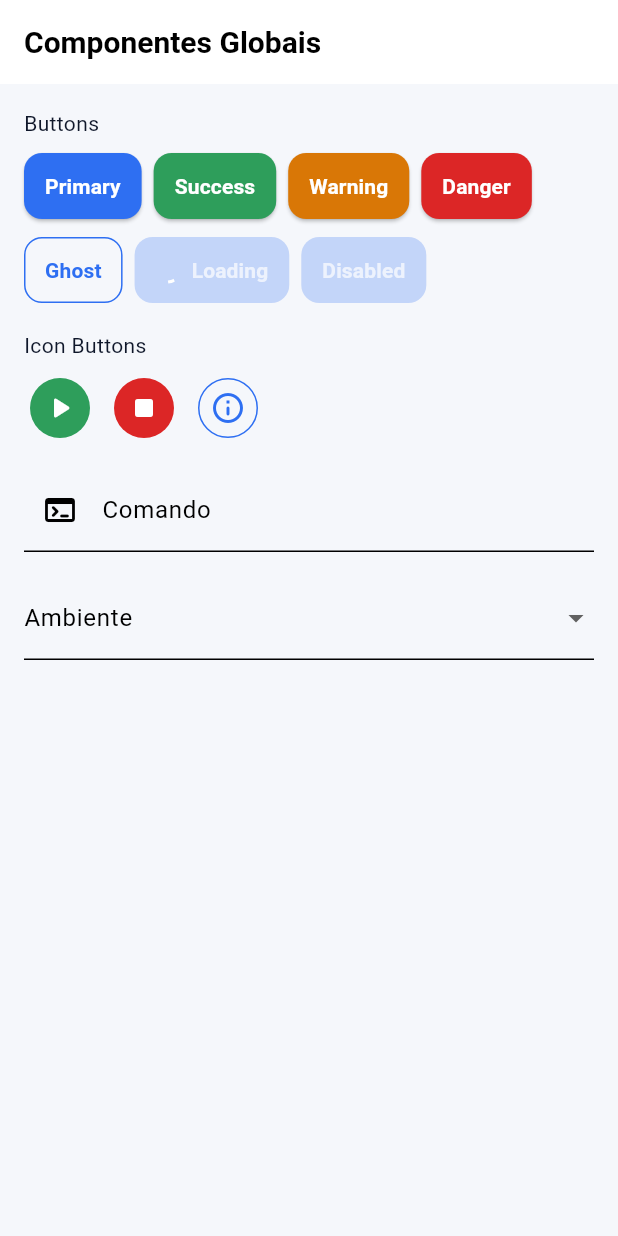
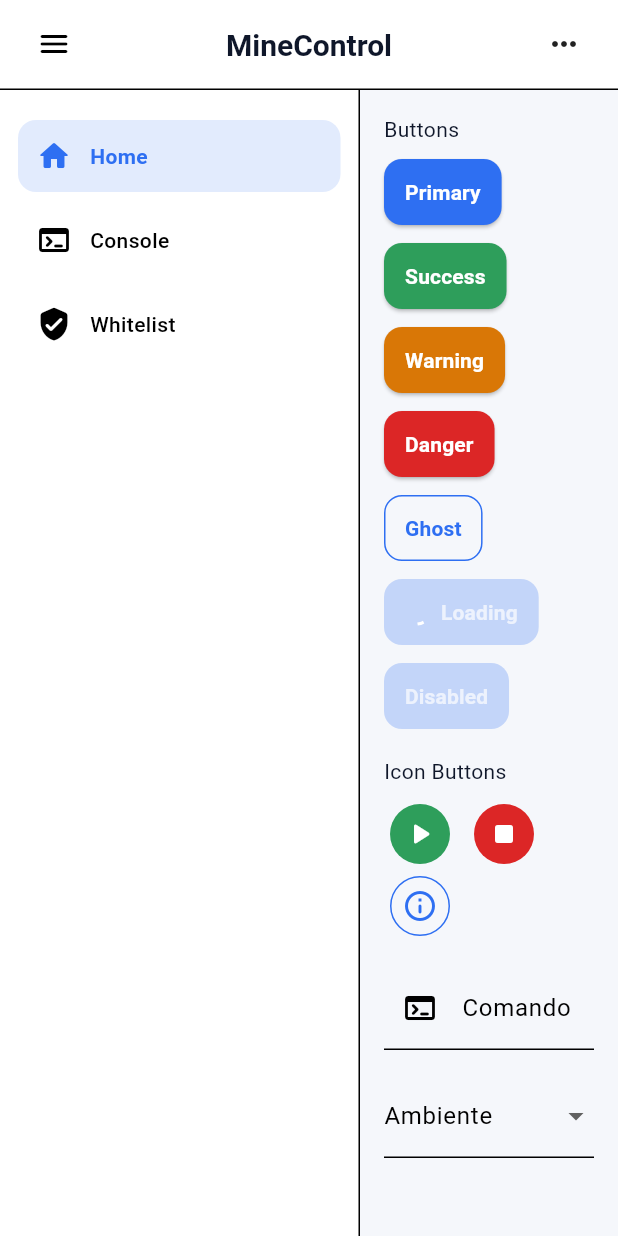
Before and after one commit to william-ks/server_controll, a Flutter app: the screen it shows after launch, on a phone screen of 412 x 824 dp. Run offline on Flutter 3.47's test engine with Material 3 defaults, Android fonts, the phone set to English and light mode, and no system bars; our stand-ins replace flutter_riverpod, sqflite_common_ffi; accounts and stored records are empty.

Commit message:
feat(task-02): implement default layout with reusable header and sidebar

```diff
--- /dev/null
+++ b/lib/layout/default_layout.dart
@@ -0,0 +1,57 @@
+import 'package:flutter/material.dart';
+
+import 'widgets/app_header.dart';
+import 'widgets/app_sidebar.dart';
+
+class DefaultLayout extends StatefulWidget {
+  const DefaultLayout({
+    super.key,
+    required this.currentRoute,
+    required this.child,
+    this.title = 'MineControl',
+  });
+
+  final String currentRoute;
+  final Widget child;
+  final String title;
+
+  @override
+  State<DefaultLayout> createState() => _DefaultLayoutState();
+}
+
+class _DefaultLayoutState extends State<DefaultLayout> {
+  bool _sidebarOpen = true;
+
+  void _navigate(String route) {
+    if (route == widget.currentRoute) {
+      return;
+    }
+    Navigator.of(context).pushReplacementNamed(route);
+  }
+
+  @override
+  Widget build(BuildContext context) {
+    return Scaffold(
+      body: Column(
+        children: [
+          AppHeader(
+            title: widget.title,
+            onToggleSidebar: () => setState(() => _sidebarOpen = !_sidebarOpen),
+          ),
+          Expanded(
+            child: Row(
+              children: [
+                if (_sidebarOpen)
+                  AppSidebar(
+                    currentRoute: widget.currentRoute,
+                    onNavigate: _navigate,
+                  ),
+                Expanded(child: widget.child),
+              ],
+            ),
+          ),
+        ],
+      ),
+    );
+  }
+}
--- /dev/null
+++ b/lib/layout/models/navigation_item.dart
@@ -0,0 +1,13 @@
+import 'package:flutter/material.dart';
+
+class NavigationItem {
+  const NavigationItem({
+    required this.path,
+    required this.label,
+    required this.icon,
+  });
+
+  final String path;
+  final String label;
+  final IconData icon;
+}
--- /dev/null
+++ b/lib/layout/widgets/app_header.dart
@@ -0,0 +1,43 @@
+import 'package:flutter/material.dart';
+
+class AppHeader extends StatelessWidget {
+  const AppHeader({
+    super.key,
+    required this.title,
+    required this.onToggleSidebar,
+  });
+
+  final String title;
+  final VoidCallback onToggleSidebar;
+
+  @override
+  Widget build(BuildContext context) {
+    return Container(
+      height: 60,
+      padding: const EdgeInsets.symmetric(horizontal: 12),
+      decoration: BoxDecoration(
+        color: Theme.of(context).colorScheme.surface,
+        border: Border(bottom: BorderSide(color: Theme.of(context).dividerColor)),
+      ),
+      child: Row(
+        children: [
+          IconButton(
+            icon: const Icon(Icons.menu_rounded),
+            onPressed: onToggleSidebar,
+          ),
+          Expanded(
+            child: Text(
+              title,
+              textAlign: TextAlign.center,
+              style: Theme.of(context).textTheme.titleLarge,
+            ),
+          ),
+          const SizedBox(
+            width: 48,
+            child: Icon(Icons.more_horiz_rounded),
+          ),
+        ],
+      ),
+    );
+  }
+}
--- /dev/null
+++ b/lib/layout/widgets/app_sidebar.dart
@@ -0,0 +1,94 @@
+import 'package:flutter/material.dart';
+
+import '../../routes/routes_config.dart';
+import '../models/navigation_item.dart';
+
+class AppSidebar extends StatelessWidget {
+  const AppSidebar({
+    super.key,
+    required this.currentRoute,
+    required this.onNavigate,
+  });
+
+  final String currentRoute;
+  final ValueChanged<String> onNavigate;
+
+  List<NavigationItem> _items() {
+    return AppRoutes.definitions
+        .where((route) => route.showInSidebar)
+        .map((route) => NavigationItem(path: route.path, label: route.label, icon: route.icon))
+        .toList();
+  }
+
+  @override
+  Widget build(BuildContext context) {
+    final items = _items();
+
+    return Container(
+      width: 240,
+      decoration: BoxDecoration(
+        color: Theme.of(context).colorScheme.surface,
+        border: Border(right: BorderSide(color: Theme.of(context).dividerColor)),
+      ),
+      child: ListView(
+        padding: const EdgeInsets.all(12),
+        children: [
+          const SizedBox(height: 8),
+          for (final item in items)
+            Padding(
+              padding: const EdgeInsets.only(bottom: 8),
+              child: _SidebarTile(
+                label: item.label,
+                icon: item.icon,
+                active: item.path == currentRoute,
+                onTap: () => onNavigate(item.path),
+              ),
+            ),
+        ],
+      ),
+    );
+  }
+}
+
+class _SidebarTile extends StatelessWidget {
+  const _SidebarTile({
+    required this.label,
+    required this.icon,
+    required this.active,
+    required this.onTap,
+  });
+
+  final String label;
+  final IconData icon;
+  final bool active;
+  final VoidCallback onTap;
+
+  @override
+  Widget build(BuildContext context) {
+    final scheme = Theme.of(context).colorScheme;
+    return Material(
+      color: active ? scheme.primary.withValues(alpha: 0.14) : Colors.transparent,
+      borderRadius: BorderRadius.circular(12),
+      child: InkWell(
+        borderRadius: BorderRadius.circular(12),
+        onTap: onTap,
+        child: Padding(
+          padding: const EdgeInsets.symmetric(horizontal: 12, vertical: 12),
+          child: Row(
+            children: [
+              Icon(icon, color: active ? scheme.primary : scheme.onSurfaceVariant),
+              const SizedBox(width: 12),
+              Text(
+                label,
+                style: TextStyle(
+                  fontWeight: active ? FontWeight.w700 : FontWeight.w500,
+                  color: active ? scheme.primary : scheme.onSurface,
+                ),
+              ),
+            ],
+          ),
+        ),
+      ),
+    );
+  }
+}
--- a/lib/modules/console/pages/console_page.dart
+++ b/lib/modules/console/pages/console_page.dart
@@ -1,12 +1,17 @@
 import 'package:flutter/material.dart';
+
+import '../../../layout/default_layout.dart';
+import '../../../routes/routes_config.dart';
 
 class ConsolePage extends StatelessWidget {
   const ConsolePage({super.key});
 
   @override
   Widget build(BuildContext context) {
-    return const Scaffold(
-      body: Center(child: Text('Console placeholder')),
+    return const DefaultLayout(
+      title: 'MineControl',
+      currentRoute: AppRoutes.console,
+      child: Center(child: Text('Console placeholder')),
     );
   }
 }
--- a/lib/modules/home/pages/home_page.dart
+++ b/lib/modules/home/pages/home_page.dart
@@ -5,6 +5,8 @@ import '../../../components/buttons/app_icon_button.dart';
 import '../../../components/inputs/app_text_input.dart';
 import '../../../components/selects/app_select.dart';
 import '../../../components/shared/app_variant.dart';
+import '../../../layout/default_layout.dart';
+import '../../../routes/routes_config.dart';
 
 class HomePage extends StatefulWidget {
   const HomePage({super.key});
@@ -19,9 +21,10 @@ class _HomePageState extends State<HomePage> {
 
   @override
   Widget build(BuildContext context) {
-    return Scaffold(
-      appBar: AppBar(title: const Text('Componentes Globais')),
-      body: ListView(
+    return DefaultLayout(
+      title: 'MineControl',
+      currentRoute: AppRoutes.home,
+      child: ListView(
         padding: const EdgeInsets.all(16),
         children: [
           const Text('Buttons'),
--- a/lib/modules/whitelist/pages/whitelist_page.dart
+++ b/lib/modules/whitelist/pages/whitelist_page.dart
@@ -1,12 +1,17 @@
 import 'package:flutter/material.dart';
+
+import '../../../layout/default_layout.dart';
+import '../../../routes/routes_config.dart';
 
 class WhitelistPage extends StatelessWidget {
   const WhitelistPage({super.key});
 
   @override
   Widget build(BuildContext context) {
-    return const Scaffold(
-      body: Center(child: Text('Whitelist placeholder')),
+    return const DefaultLayout(
+      title: 'MineControl',
+      currentRoute: AppRoutes.whitelist,
+      child: Center(child: Text('Whitelist placeholder')),
     );
   }
 }
```
